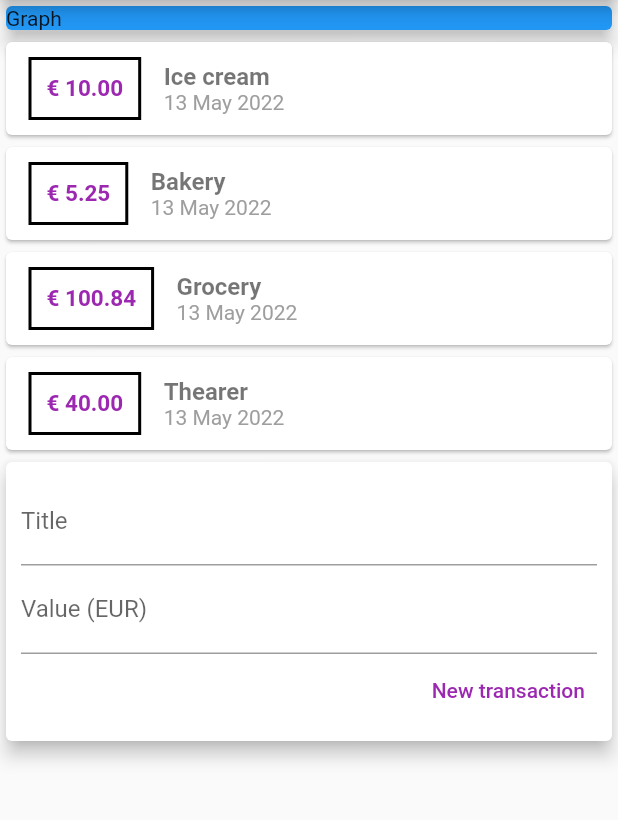
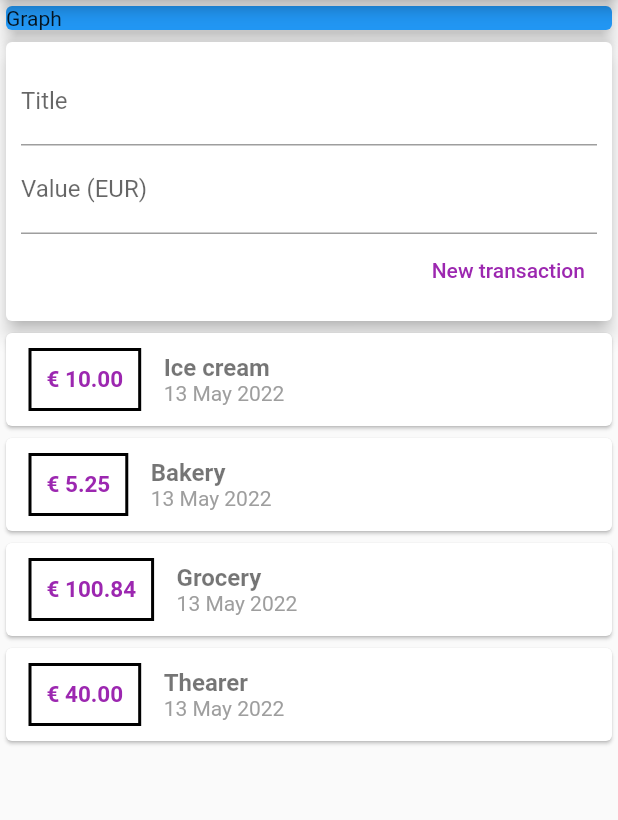
Before and after one commit to edvaldoperreira/personal_expanses, a Flutter app: the screen it shows after launch, on a phone screen of 412 x 824 dp, the part 84-904 px from its top. Run offline on Flutter 3.47's test engine with Material 2 defaults, Android fonts, the phone set to English and light mode, and no system bars.

```diff
--- a/lib/components/transaction_form.dart
+++ b/lib/components/transaction_form.dart
@@ -8,6 +8,15 @@ class TransactionForm extends StatelessWidget {
   final void Function(String title, double value) onSubmit;
 
   TransactionForm(this.onSubmit);
+
+  _submitForm() {
+    final title = titleController.text;
+    final value = double.tryParse(valueController.text) ?? 0;
+
+    if (title.isEmpty || value <= 0) return;
+
+    onSubmit(title, value);
+  }
 
   @override
   Widget build(BuildContext context) {
@@ -25,6 +34,9 @@ class TransactionForm extends StatelessWidget {
             ),
             TextField(
               controller: valueController,
+              keyboardType:
+                  const TextInputType.numberWithOptions(decimal: true),
+              onSubmitted: (_) => _submitForm(),
               decoration: InputDecoration(
                 labelText: 'Value ($_currencyName)',
               ),
@@ -33,11 +45,7 @@ class TransactionForm extends StatelessWidget {
               mainAxisAlignment: MainAxisAlignment.end,
               children: [
                 TextButton(
-                  onPressed: () {
-                    final title = titleController.text;
-                    final value = double.tryParse(valueController.text) ?? 0;
-                    onSubmit(title, value);
-                  },
+                  onPressed: _submitForm,
                   child: const Text(
                     'New transaction',
                     style: TextStyle(
--- a/lib/components/transaction_list.dart
+++ b/lib/components/transaction_list.dart
@@ -10,8 +10,12 @@ class TransactionList extends StatelessWidget {
 
   @override
   Widget build(BuildContext context) {
-    return Column(
-      children: transactions.map((e) {
+    return SizedBox(
+      height: 280,
+      child: ListView.builder(
+        itemCount: transactions.length,
+        itemBuilder: (ctx, index) {
+          final item = transactions[index];
           return Card(
             child: Row(
               children: [
@@ -27,7 +31,7 @@ class TransactionList extends StatelessWidget {
                   )),
                   padding: const EdgeInsets.all(10),
                   child: Text(
-                  '$_currencySymbol ${e.value.toStringAsFixed(2)}',
+                    '$_currencySymbol ${item.value.toStringAsFixed(2)}',
                     style: const TextStyle(
                         fontWeight: FontWeight.bold,
                         fontSize: 15,
@@ -37,13 +41,13 @@ class TransactionList extends StatelessWidget {
                 Column(
                   crossAxisAlignment: CrossAxisAlignment.start,
                   children: [
-                  Text(e.title,
+                    Text(item.title,
                         style: const TextStyle(
                             fontSize: 16,
                             color: Colors.black54,
                             fontWeight: FontWeight.bold)),
                     Text(
-                    DateFormat('d MMM y').format(e.date),
+                      DateFormat('d MMM y').format(item.date),
                       style: const TextStyle(
                         color: Colors.grey,
                       ),
@@ -53,7 +57,8 @@ class TransactionList extends StatelessWidget {
               ],
             ),
           );
-      }).toList(),
+        },
+      ),
     );
   }
 }
--- a/lib/components/transaction_user.dart
+++ b/lib/components/transaction_user.dart
@@ -35,15 +35,9 @@ class _TransactionUserState extends State<TransactionUser> {
   @override
   Widget build(BuildContext context) {
     return Column(
-      crossAxisAlignment: CrossAxisAlignment.stretch,
       children: [
-        const Card(
-          color: Colors.blue,
-          child: Text('Graph'),
-          elevation: 5,
-        ),
+        TransactionForm(_addTransaction),
         TransactionList(_transaction),
-        TransactionForm(_addTransaction),
       ],
     );
   }
--- a/lib/main.dart
+++ b/lib/main.dart
@@ -21,7 +21,19 @@ class MyHomePage extends StatelessWidget {
       appBar: AppBar(
         title: const Text('Personal Expenses'),
       ),
-      body: TransactionUser(),
+      body: SingleChildScrollView(
+        child: Column(
+          crossAxisAlignment: CrossAxisAlignment.stretch,
+          children: [
+            const Card(
+              color: Colors.blue,
+              child: Text('Graph'),
+              elevation: 5,
+            ),
+            TransactionUser(),
+          ],
+        ),
+      ),
     );
   }
 }
```
Lines whose indentation alone changed are shown as unchanged.
